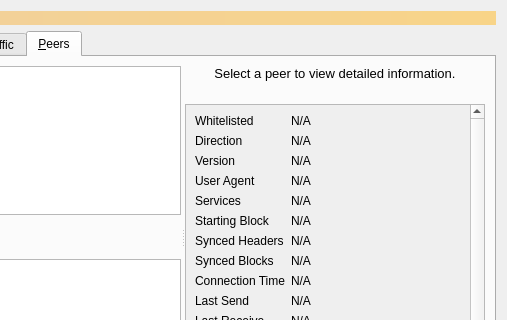
First picture: the form in src/qt/forms/debugwindow.ui, repository umkoin/umkoin, before the edit; both pictures show x 241 to 748 and y 0 to 320 of the 748 by 430 pixel window.
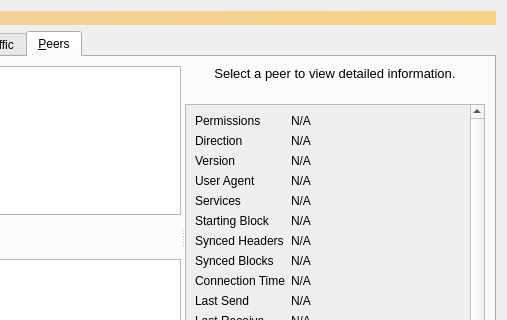
Second picture: the form after the edit. The open tabs and pages were chosen to show the change. Icons and pictures are not drawn. Custom widgets are drawn as their Qt base class.

Commit message:
Sync to mainstream commit 9a714c51dc79993506718617e383294cf6bff0b4 (Thu, 16 Jul 2020 08:11:10 +0200)
Merge umkoin-core/gui#34: Show permissions instead of whitelisted

```diff
--- a/src/qt/forms/debugwindow.ui
+++ b/src/qt/forms/debugwindow.ui
@@ -1082,7 +1082,7 @@
                <item row="0" column="0">
                 <widget class="QLabel" name="label_30">
                  <property name="text">
-                  <string>Whitelisted</string>
+                  <string>Permissions</string>
                  </property>
                 </widget>
                </item>
```
Left out of the diff: 2 changed lines with no effect on the pictures. The commit also changes 1 other file.
